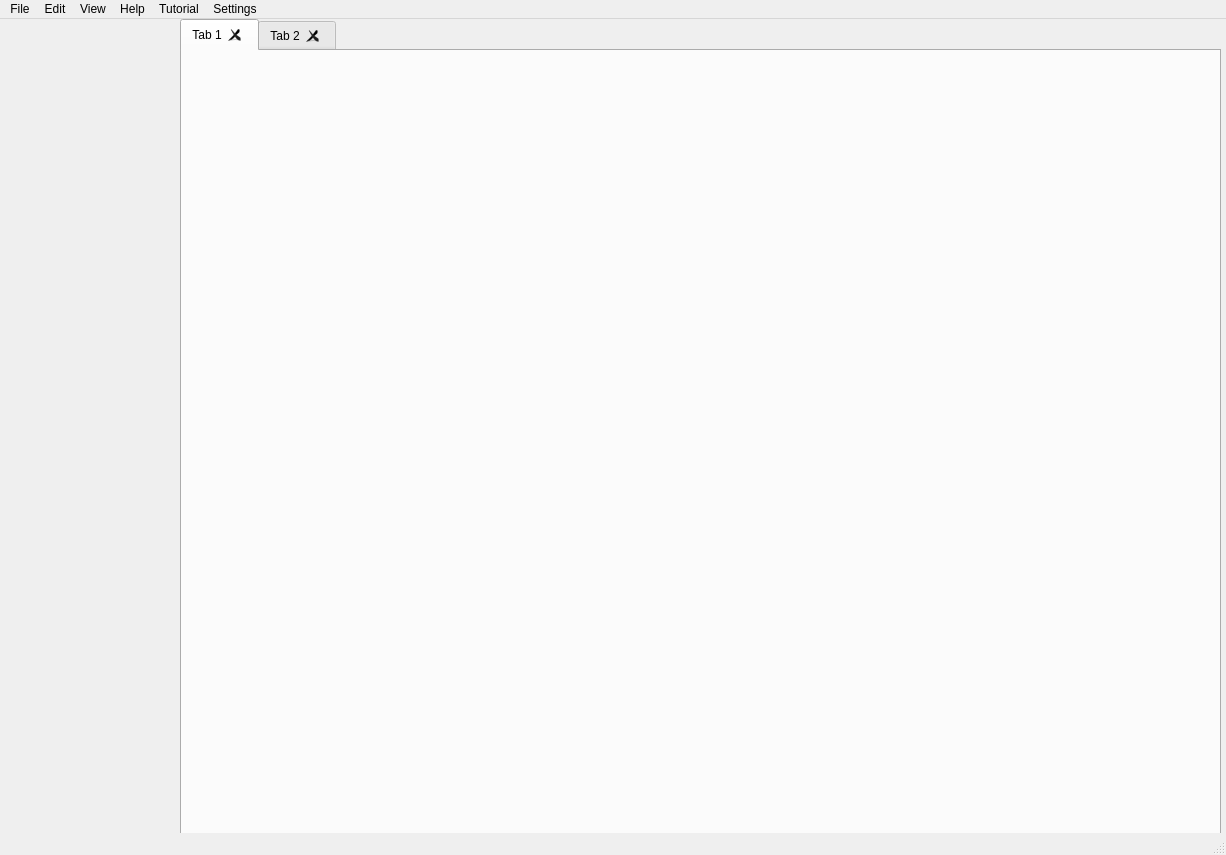
Above: Hearts Of Iron 4 Arsenal.ui from Team-Black-Requiem/hoi4-vanguard before the change. Below: the same form after it.
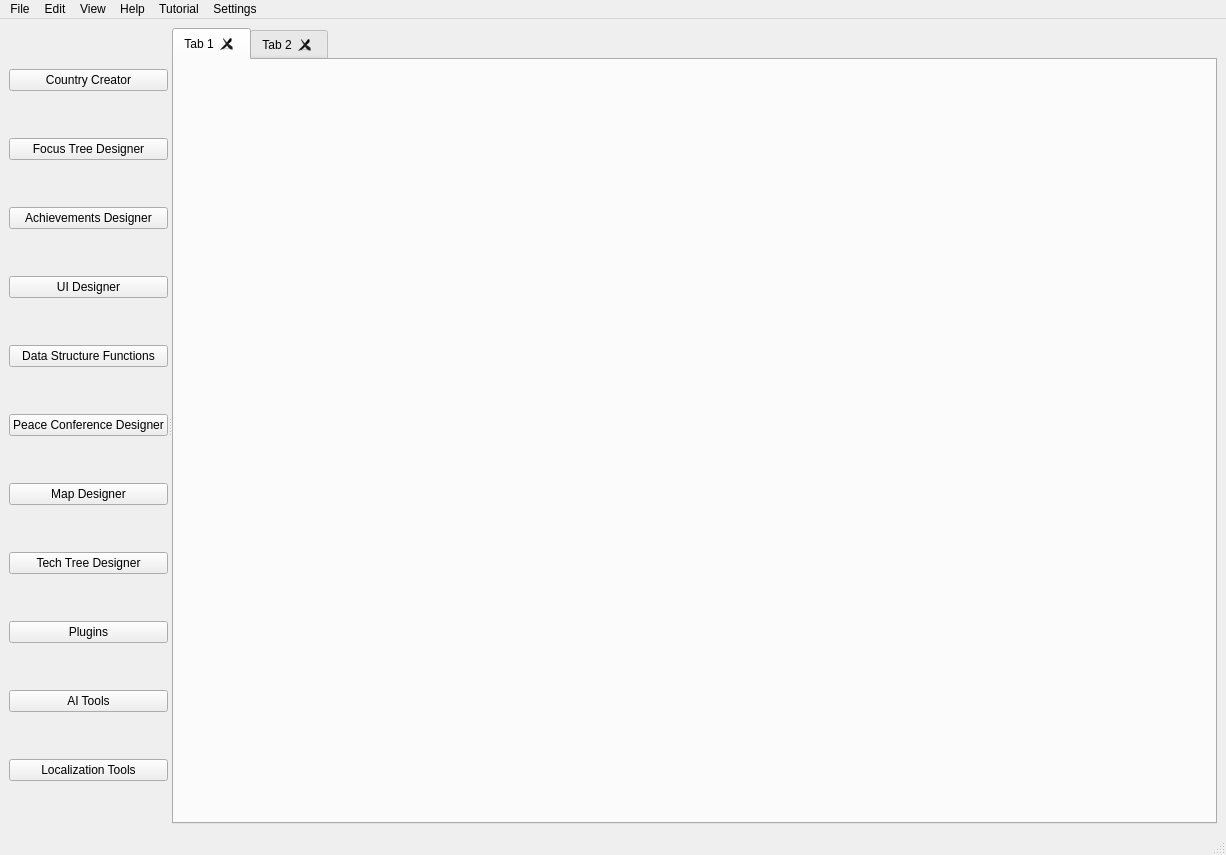
That is the form after the change.

What changed in the file:
```diff
--- a/Hearts Of Iron 4 Arsenal.ui
+++ b/Hearts Of Iron 4 Arsenal.ui
@@ -20,68 +20,307 @@
    <string>Hearts Of Iron 4: Arsenal</string>
   </property>
   <widget class="QWidget" name="centralwidget">
+   <property name="sizePolicy">
+    <sizepolicy hsizetype="Minimum" vsizetype="Preferred">
+     <horstretch>0</horstretch>
+     <verstretch>0</verstretch>
+    </sizepolicy>
+   </property>
    <property name="minimumSize">
     <size>
      <width>1226</width>
      <height>812</height>
     </size>
    </property>
-   <widget class="QTabWidget" name="tabWidget">
-    <property name="geometry">
-     <rect>
-      <x>180</x>
-      <y>0</y>
-      <width>1041</width>
-      <height>831</height>
-     </rect>
-    </property>
-    <property name="mouseTracking">
-     <bool>true</bool>
-    </property>
-    <property name="acceptDrops">
-     <bool>true</bool>
-    </property>
-    <property name="toolTipDuration">
-     <number>0</number>
-    </property>
-    <property name="tabShape">
-     <enum>QTabWidget::Rounded</enum>
-    </property>
-    <property name="currentIndex">
-     <number>0</number>
-    </property>
-    <property name="tabsClosable">
-     <bool>true</bool>
-    </property>
-    <property name="movable">
-     <bool>true</bool>
-    </property>
-    <widget class="QWidget" name="Tab1">
-     <attribute name="title">
-      <string>Tab 1</string>
-     </attribute>
-    </widget>
-    <widget class="QWidget" name="Tab2">
-     <attribute name="title">
-      <string>Tab 2</string>
-     </attribute>
-    </widget>
-   </widget>
-   <widget class="QWidget" name="verticalLayoutWidget">
-    <property name="geometry">
-     <rect>
-      <x>0</x>
-      <y>0</y>
-      <width>181</width>
-      <height>811</height>
-     </rect>
-    </property>
-    <layout class="QVBoxLayout" name="verticalLayout">
-     <property name="spacing">
-      <number>0</number>
-     </property>
-    </layout>
-   </widget>
+   <layout class="QHBoxLayout" name="horizontalLayout_2">
+    <item>
+     <widget class="QSplitter" name="splitter">
+      <property name="sizePolicy">
+       <sizepolicy hsizetype="Preferred" vsizetype="Preferred">
+        <horstretch>1</horstretch>
+        <verstretch>0</verstretch>
+       </sizepolicy>
+      </property>
+      <property name="orientation">
+       <enum>Qt::Horizontal</enum>
+      </property>
+      <property name="childrenCollapsible">
+       <bool>false</bool>
+      </property>
+      <widget class="QWidget" name="horizontalLayoutWidget">
+       <layout class="QHBoxLayout" name="horizontalLayout">
+        <property name="sizeConstraint">
+         <enum>QLayout::SetDefaultConstraint</enum>
+        </property>
+        <item>
+         <layout class="QVBoxLayout" name="verticalLayout">
+          <item>
+           <widget class="QPushButton" name="CountryCreatorButton">
+            <property name="sizePolicy">
+             <sizepolicy hsizetype="Minimum" vsizetype="Fixed">
+              <horstretch>0</horstretch>
+              <verstretch>0</verstretch>
+             </sizepolicy>
+            </property>
+            <property name="minimumSize">
+             <size>
+              <width>0</width>
+              <height>0</height>
+             </size>
+            </property>
+            <property name="text">
+             <string>Country Creator</string>
+            </property>
+           </widget>
+          </item>
+          <item>
+           <widget class="QPushButton" name="FocusTreeDesignerButton_2">
+            <property name="sizePolicy">
+             <sizepolicy hsizetype="Minimum" vsizetype="Fixed">
+              <horstretch>0</horstretch>
+              <verstretch>0</verstretch>
+             </sizepolicy>
+            </property>
+            <property name="minimumSize">
+             <size>
+              <width>0</width>
+              <height>0</height>
+             </size>
+            </property>
+            <property name="mouseTracking">
+             <bool>false</bool>
+            </property>
+            <property name="text">
+             <string>Focus Tree Designer</string>
+            </property>
+            <property name="checkable">
+             <bool>false</bool>
+            </property>
+           </widget>
+          </item>
+          <item>
+           <widget class="QPushButton" name="AchievementDesignerButton">
+            <property name="sizePolicy">
+             <sizepolicy hsizetype="Minimum" vsizetype="Fixed">
+              <horstretch>0</horstretch>
+              <verstretch>0</verstretch>
+             </sizepolicy>
+            </property>
+            <property name="minimumSize">
+             <size>
+              <width>0</width>
+              <height>0</height>
+             </size>
+            </property>
+            <property name="text">
+             <string>Achievements Designer</string>
+            </property>
+           </widget>
+          </item>
+          <item>
+           <widget class="QPushButton" name="UIDesignerButton">
+            <property name="sizePolicy">
+             <sizepolicy hsizetype="Minimum" vsizetype="Fixed">
+              <horstretch>0</horstretch>
+              <verstretch>0</verstretch>
+             </sizepolicy>
+            </property>
+            <property name="minimumSize">
+             <size>
+              <width>0</width>
+              <height>0</height>
+             </size>
+            </property>
+            <property name="text">
+             <string>UI Designer</string>
+            </property>
+           </widget>
+          </item>
+          <item>
+           <widget class="QPushButton" name="DataStructureFunctionsButton">
+            <property name="sizePolicy">
+             <sizepolicy hsizetype="Minimum" vsizetype="Fixed">
+              <horstretch>0</horstretch>
+              <verstretch>0</verstretch>
+             </sizepolicy>
+            </property>
+            <property name="minimumSize">
+             <size>
+              <width>0</width>
+              <height>0</height>
+             </size>
+            </property>
+            <property name="text">
+             <string>Data Structure Functions</string>
+            </property>
+           </widget>
+          </item>
+          <item>
+           <widget class="QPushButton" name="PeaceConferenceDesignerButton">
+            <property name="sizePolicy">
+             <sizepolicy hsizetype="Minimum" vsizetype="Fixed">
+              <horstretch>0</horstretch>
+              <verstretch>0</verstretch>
+             </sizepolicy>
+            </property>
+            <property name="minimumSize">
+             <size>
+              <width>0</width>
+              <height>0</height>
+             </size>
+            </property>
+            <property name="text">
+             <string>Peace Conference Designer</string>
+            </property>
+           </widget>
+          </item>
+          <item>
+           <widget class="QPushButton" name="MapDesignerButton">
+            <property name="sizePolicy">
+             <sizepolicy hsizetype="Minimum" vsizetype="Fixed">
+              <horstretch>0</horstretch>
+              <verstretch>0</verstretch>
+             </sizepolicy>
+            </property>
+            <property name="minimumSize">
+             <size>
+              <width>0</width>
+              <height>0</height>
+             </size>
+            </property>
+            <property name="text">
+             <string>Map Designer</string>
+            </property>
+           </widget>
+          </item>
+          <item>
+           <widget class="QPushButton" name="TechTreeDesignerButton">
+            <property name="sizePolicy">
+             <sizepolicy hsizetype="Minimum" vsizetype="Fixed">
+              <horstretch>0</horstretch>
+              <verstretch>0</verstretch>
+             </sizepolicy>
+            </property>
+            <property name="minimumSize">
+             <size>
+              <width>0</width>
+              <height>0</height>
+             </size>
+            </property>
+            <property name="text">
+             <string>Tech Tree Designer</string>
+            </property>
+           </widget>
+          </item>
+          <item>
+           <widget class="QPushButton" name="PluginsButton">
+            <property name="sizePolicy">
+             <sizepolicy hsizetype="Minimum" vsizetype="Fixed">
+              <horstretch>0</horstretch>
+              <verstretch>0</verstretch>
+             </sizepolicy>
+            </property>
+            <property name="minimumSize">
+             <size>
+              <width>0</width>
+              <height>0</height>
+             </size>
+            </property>
+            <property name="text">
+             <string>Plugins</string>
+            </property>
+           </widget>
+          </item>
+          <item>
+           <widget class="QPushButton" name="AIButton">
+            <property name="sizePolicy">
+             <sizepolicy hsizetype="Minimum" vsizetype="Fixed">
+              <horstretch>0</horstretch>
+              <verstretch>0</verstretch>
+             </sizepolicy>
+            </property>
+            <property name="minimumSize">
+             <size>
+              <width>0</width>
+              <height>0</height>
+             </size>
+            </property>
+            <property name="text">
+             <string>AI Tools</string>
+            </property>
+           </widget>
+          </item>
+          <item>
+           <widget class="QPushButton" name="LocalizationButton">
+            <property name="sizePolicy">
+             <sizepolicy hsizetype="Minimum" vsizetype="Fixed">
+              <horstretch>0</horstretch>
+              <verstretch>0</verstretch>
+             </sizepolicy>
+            </property>
+            <property name="minimumSize">
+             <size>
+              <width>0</width>
+              <height>0</height>
+             </size>
+            </property>
+            <property name="text">
+             <string>Localization Tools</string>
+            </property>
+           </widget>
+          </item>
+         </layout>
+        </item>
+       </layout>
+      </widget>
+      <widget class="QTabWidget" name="tabWidget">
+       <property name="sizePolicy">
+        <sizepolicy hsizetype="MinimumExpanding" vsizetype="Expanding">
+         <horstretch>100</horstretch>
+         <verstretch>0</verstretch>
+        </sizepolicy>
+       </property>
+       <property name="mouseTracking">
+        <bool>true</bool>
+       </property>
+       <property name="acceptDrops">
+        <bool>true</bool>
+       </property>
+       <property name="toolTipDuration">
+        <number>0</number>
+       </property>
+       <property name="tabPosition">
+        <enum>QTabWidget::North</enum>
+       </property>
+       <property name="tabShape">
+        <enum>QTabWidget::Rounded</enum>
+       </property>
+       <property name="currentIndex">
+        <number>0</number>
+       </property>
+       <property name="elideMode">
+        <enum>Qt::ElideLeft</enum>
+       </property>
+       <property name="tabsClosable">
+        <bool>true</bool>
+       </property>
+       <property name="movable">
+        <bool>true</bool>
+       </property>
+       <widget class="QWidget" name="Tab1">
+        <attribute name="title">
+         <string>Tab 1</string>
+        </attribute>
+       </widget>
+       <widget class="QWidget" name="Tab2">
+        <attribute name="title">
+         <string>Tab 2</string>
+        </attribute>
+       </widget>
+      </widget>
+     </widget>
+    </item>
+   </layout>
   </widget>
   <widget class="QStatusBar" name="statusbar"/>
   <widget class="QMenuBar" name="menubar">
```
Left out of the diff: 3 changed lines with no effect on the pictures.
